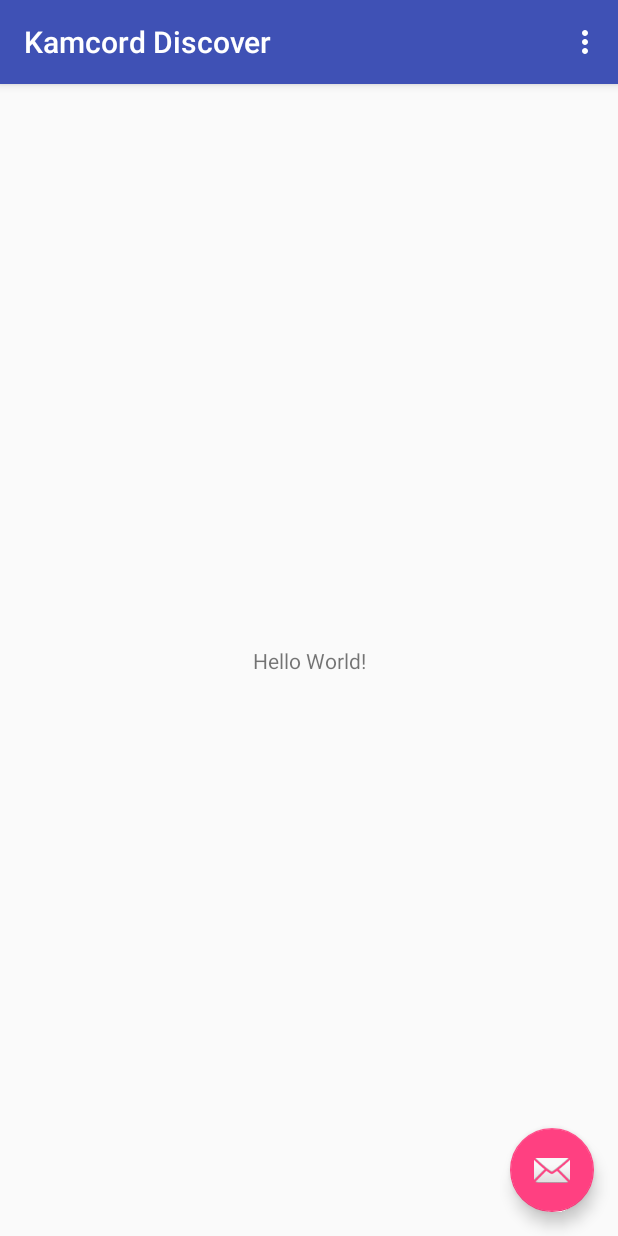
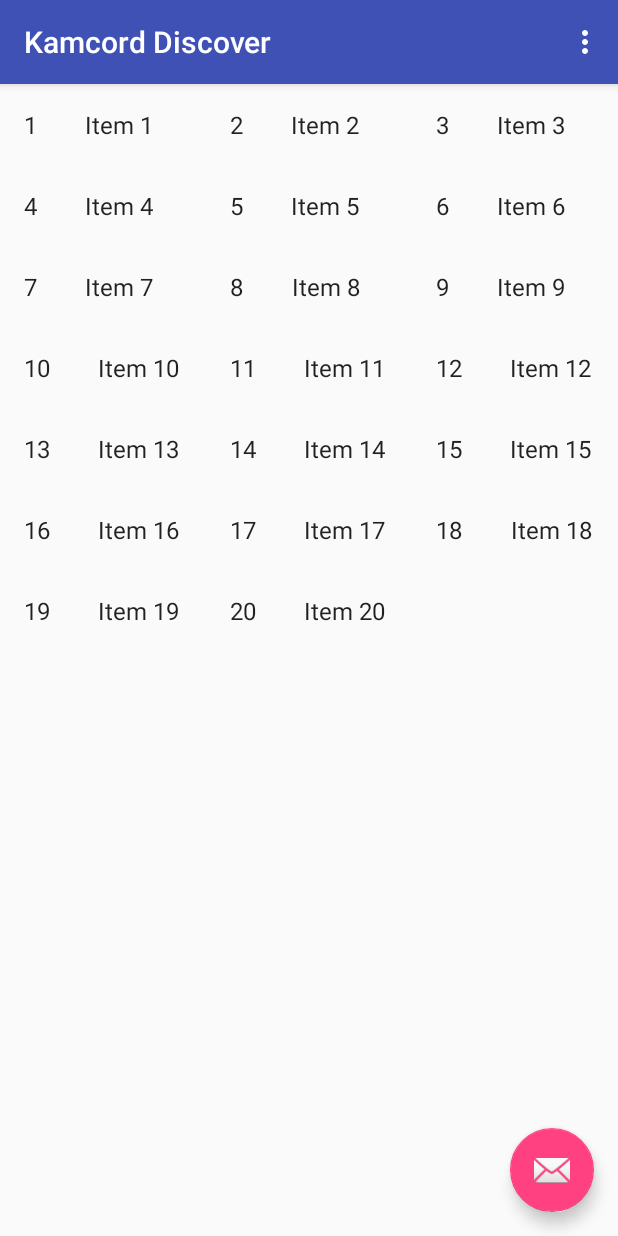
Before and after one commit to yashketkar/kamcord, an Android app: the screen it shows after launch (MainActivity), on a phone screen of 412 x 824 dp. Run offline under Robolectric (Android 15) with nearby library versions, the phone set to English and light mode, and no system bars.

Commit message:
Add new fragment and update build.gradle

```diff
--- a/app/build.gradle
+++ b/app/build.gradle
@@ -27,5 +27,7 @@ dependencies {
     compile 'com.android.support:appcompat-v7:25.3.1'
     compile 'com.android.support.constraint:constraint-layout:1.0.2'
     compile 'com.android.support:design:25.3.1'
+    compile 'com.android.support:support-v4:25.3.1'
+    compile 'com.android.support:recyclerview-v7:25.3.1'
     testCompile 'junit:junit:4.12'
 }
--- a/app/src/main/java/com/yashketkar/kamcorddiscover/MainActivity.java
+++ b/app/src/main/java/com/yashketkar/kamcorddiscover/MainActivity.java
@@ -9,7 +9,9 @@ import android.view.View;
 import android.view.Menu;
 import android.view.MenuItem;
 
-public class MainActivity extends AppCompatActivity {
+import com.yashketkar.kamcorddiscover.dummy.DummyContent;
+
+public class MainActivity extends AppCompatActivity implements ShotFragment.OnListFragmentInteractionListener{
 
     @Override
     protected void onCreate(Bundle savedInstanceState) {
@@ -49,4 +51,9 @@ public class MainActivity extends AppCompatActivity {
 
         return super.onOptionsItemSelected(item);
     }
+
+    @Override
+    public void onListFragmentInteraction(DummyContent.DummyItem item) {
+
+    }
 }
--- /dev/null
+++ b/app/src/main/java/com/yashketkar/kamcorddiscover/MyShotRecyclerViewAdapter.java
@@ -0,0 +1,77 @@
+package com.yashketkar.kamcorddiscover;
+
+import android.support.v7.widget.RecyclerView;
+import android.view.LayoutInflater;
+import android.view.View;
+import android.view.ViewGroup;
+import android.widget.TextView;
+
+import com.yashketkar.kamcorddiscover.ShotFragment.OnListFragmentInteractionListener;
+import com.yashketkar.kamcorddiscover.dummy.DummyContent.DummyItem;
+
+import java.util.List;
+
+/**
+ * {@link RecyclerView.Adapter} that can display a {@link DummyItem} and makes a call to the
+ * specified {@link OnListFragmentInteractionListener}.
+ * TODO: Replace the implementation with code for your data type.
+ */
+public class MyShotRecyclerViewAdapter extends RecyclerView.Adapter<MyShotRecyclerViewAdapter.ViewHolder> {
+
+    private final List<DummyItem> mValues;
+    private final OnListFragmentInteractionListener mListener;
+
+    public MyShotRecyclerViewAdapter(List<DummyItem> items, OnListFragmentInteractionListener listener) {
+        mValues = items;
+        mListener = listener;
+    }
+
+    @Override
+    public ViewHolder onCreateViewHolder(ViewGroup parent, int viewType) {
+        View view = LayoutInflater.from(parent.getContext())
+                .inflate(R.layout.fragment_shot, parent, false);
+        return new ViewHolder(view);
+    }
+
+    @Override
+    public void onBindViewHolder(final ViewHolder holder, int position) {
+        holder.mItem = mValues.get(position);
+        holder.mIdView.setText(mValues.get(position).id);
+        holder.mContentView.setText(mValues.get(position).content);
+
+        holder.mView.setOnClickListener(new View.OnClickListener() {
+            @Override
+            public void onClick(View v) {
+                if (null != mListener) {
+                    // Notify the active callbacks interface (the activity, if the
+                    // fragment is attached to one) that an item has been selected.
+                    mListener.onListFragmentInteraction(holder.mItem);
+                }
+            }
+        });
+    }
+
+    @Override
+    public int getItemCount() {
+        return mValues.size();
+    }
+
+    public class ViewHolder extends RecyclerView.ViewHolder {
+        public final View mView;
+        public final TextView mIdView;
+        public final TextView mContentView;
+        public DummyItem mItem;
+
+        public ViewHolder(View view) {
+            super(view);
+            mView = view;
+            mIdView = (TextView) view.findViewById(R.id.id);
+            mContentView = (TextView) view.findViewById(R.id.content);
+        }
+
+        @Override
+        public String toString() {
+            return super.toString() + " '" + mContentView.getText() + "'";
+        }
+    }
+}
--- /dev/null
+++ b/app/src/main/java/com/yashketkar/kamcorddiscover/ShotFragment.java
@@ -0,0 +1,111 @@
+package com.yashketkar.kamcorddiscover;
+
+import android.content.Context;
+import android.os.Bundle;
+import android.support.v4.app.Fragment;
+import android.support.v7.widget.GridLayoutManager;
+import android.support.v7.widget.LinearLayoutManager;
+import android.support.v7.widget.RecyclerView;
+import android.view.LayoutInflater;
+import android.view.View;
+import android.view.ViewGroup;
+
+import com.yashketkar.kamcorddiscover.dummy.DummyContent;
+import com.yashketkar.kamcorddiscover.dummy.DummyContent.DummyItem;
+
+import java.util.List;
+
+/**
+ * A fragment representing a list of Items.
+ * <p/>
+ * Activities containing this fragment MUST implement the {@link OnListFragmentInteractionListener}
+ * interface.
+ */
+public class ShotFragment extends Fragment {
+
+    // TODO: Customize parameter argument names
+//    private static final String ARG_COLUMN_COUNT = "column-count";
+    // TODO: Customize parameters
+//    private int mColumnCount = 3;
+    private OnListFragmentInteractionListener mListener;
+
+    /**
+     * Mandatory empty constructor for the fragment manager to instantiate the
+     * fragment (e.g. upon screen orientation changes).
+     */
+    public ShotFragment() {
+    }
+
+    // TODO: Customize parameter initialization
+    @SuppressWarnings("unused")
+    public static ShotFragment newInstance(int columnCount) {
+        ShotFragment fragment = new ShotFragment();
+        Bundle args = new Bundle();
+//        args.putInt(ARG_COLUMN_COUNT, columnCount);
+        fragment.setArguments(args);
+        return fragment;
+    }
+
+    @Override
+    public void onCreate(Bundle savedInstanceState) {
+        super.onCreate(savedInstanceState);
+
+        if (getArguments() != null) {
+//            mColumnCount = getArguments().getInt(ARG_COLUMN_COUNT);
+        }
+    }
+
+    @Override
+    public View onCreateView(LayoutInflater inflater, ViewGroup container,
+                             Bundle savedInstanceState) {
+        View view = inflater.inflate(R.layout.fragment_shot_list, container, false);
+
+        // Set the adapter
+        if (view instanceof RecyclerView) {
+            Context context = view.getContext();
+            RecyclerView recyclerView = (RecyclerView) view;
+            final int mColumnCount = getResources().getInteger(R.integer.shot_columns);
+            recyclerView.setLayoutManager(new GridLayoutManager(context, mColumnCount));
+//            if (mColumnCount <= 1) {
+//                recyclerView.setLayoutManager(new LinearLayoutManager(context));
+//            } else {
+//                recyclerView.setLayoutManager(new GridLayoutManager(context, mColumnCount));
+//            }
+            recyclerView.setAdapter(new MyShotRecyclerViewAdapter(DummyContent.ITEMS, mListener));
+        }
+        return view;
+    }
+
+
+    @Override
+    public void onAttach(Context context) {
+        super.onAttach(context);
+        if (context instanceof OnListFragmentInteractionListener) {
+            mListener = (OnListFragmentInteractionListener) context;
+        } else {
+            throw new RuntimeException(context.toString()
+                    + " must implement OnListFragmentInteractionListener");
+        }
+    }
+
+    @Override
+    public void onDetach() {
+        super.onDetach();
+        mListener = null;
+    }
+
+    /**
+     * This interface must be implemented by activities that contain this
+     * fragment to allow an interaction in this fragment to be communicated
+     * to the activity and potentially other fragments contained in that
+     * activity.
+     * <p/>
+     * See the Android Training lesson <a href=
+     * "http://developer.android.com/training/basics/fragments/communicating.html"
+     * >Communicating with Other Fragments</a> for more information.
+     */
+    public interface OnListFragmentInteractionListener {
+        // TODO: Update argument type and name
+        void onListFragmentInteraction(DummyItem item);
+    }
+}
--- /dev/null
+++ b/app/src/main/java/com/yashketkar/kamcorddiscover/dummy/DummyContent.java
@@ -0,0 +1,72 @@
+package com.yashketkar.kamcorddiscover.dummy;
+
+import java.util.ArrayList;
+import java.util.HashMap;
+import java.util.List;
+import java.util.Map;
+
+/**
+ * Helper class for providing sample content for user interfaces created by
+ * Android template wizards.
+ * <p>
+ * TODO: Replace all uses of this class before publishing your app.
+ */
+public class DummyContent {
+
+    /**
+     * An array of sample (dummy) items.
+     */
+    public static final List<DummyItem> ITEMS = new ArrayList<DummyItem>();
+
+    /**
+     * A map of sample (dummy) items, by ID.
+     */
+    public static final Map<String, DummyItem> ITEM_MAP = new HashMap<String, DummyItem>();
+
+    private static final int COUNT = 20;
+
+    static {
+        // Add some sample items.
+        for (int i = 1; i <= COUNT; i++) {
+            addItem(createDummyItem(i));
+        }
+    }
+
+    private static void addItem(DummyItem item) {
+        ITEMS.add(item);
+        ITEM_MAP.put(item.id, item);
+    }
+
+    private static DummyItem createDummyItem(int position) {
+        return new DummyItem(String.valueOf(position), "Item " + position, makeDetails(position));
+    }
+
+    private static String makeDetails(int position) {
+        StringBuilder builder = new StringBuilder();
+        builder.append("Details about Item: ").append(position);
+        for (int i = 0; i < position; i++) {
+            builder.append("\nMore details information here.");
+        }
+        return builder.toString();
+    }
+
+    /**
+     * A dummy item representing a piece of content.
+     */
+    public static class DummyItem {
+        public final String id;
+        public final String content;
+        public final String details;
+
+        public DummyItem(String id, String content, String details) {
+            this.id = id;
+            this.content = content;
+            this.details = details;
+        }
+
+        @Override
+        public String toString() {
+            return content;
+        }
+    }
+}
--- a/app/src/main/res/layout/content_main.xml
+++ b/app/src/main/res/layout/content_main.xml
@@ -2,7 +2,7 @@
     xmlns:app="http://schemas.android.com/apk/res-auto"
     xmlns:tools="http://schemas.android.com/tools"
     android:id="@+id/fragment"
-    android:name="com.yashketkar.kamcorddiscover.MainActivityFragment"
+    android:name="com.yashketkar.kamcorddiscover.ShotFragment"
     android:layout_width="match_parent"
     android:layout_height="match_parent"
     app:layout_behavior="@string/appbar_scrolling_view_behavior"
--- /dev/null
+++ b/app/src/main/res/layout/fragment_shot.xml
@@ -0,0 +1,20 @@
+<?xml version="1.0" encoding="utf-8"?>
+<LinearLayout xmlns:android="http://schemas.android.com/apk/res/android"
+    android:layout_width="wrap_content"
+    android:layout_height="wrap_content"
+    android:orientation="horizontal">
+
+    <TextView
+        android:id="@+id/id"
+        android:layout_width="wrap_content"
+        android:layout_height="wrap_content"
+        android:layout_margin="@dimen/text_margin"
+        android:textAppearance="?attr/textAppearanceListItem" />
+
+    <TextView
+        android:id="@+id/content"
+        android:layout_width="wrap_content"
+        android:layout_height="wrap_content"
+        android:layout_margin="@dimen/text_margin"
+        android:textAppearance="?attr/textAppearanceListItem" />
+</LinearLayout>
--- /dev/null
+++ b/app/src/main/res/layout/fragment_shot_list.xml
@@ -0,0 +1,13 @@
+<?xml version="1.0" encoding="utf-8"?>
+<android.support.v7.widget.RecyclerView xmlns:android="http://schemas.android.com/apk/res/android"
+    xmlns:app="http://schemas.android.com/apk/res-auto"
+    xmlns:tools="http://schemas.android.com/tools"
+    android:id="@+id/list"
+    android:name="com.yashketkar.kamcorddiscover.ShotFragment"
+    android:layout_width="match_parent"
+    android:layout_height="match_parent"
+    android:layout_marginLeft="16dp"
+    android:layout_marginRight="16dp"
+    app:layoutManager="LinearLayoutManager"
+    tools:context="com.yashketkar.kamcorddiscover.ShotFragment"
+    tools:listitem="@layout/fragment_shot" />
--- /dev/null
+++ b/app/src/main/res/values-sw600dp/dimens.xml
@@ -0,0 +1,4 @@
+<?xml version="1.0" encoding="utf-8"?>
+<resources>
+    <integer name="shot_columns">5</integer>
+</resources>
--- a/app/src/main/res/values/dimens.xml
+++ b/app/src/main/res/values/dimens.xml
@@ -1,3 +1,5 @@
 <resources>
     <dimen name="fab_margin">16dp</dimen>
+    <dimen name="text_margin">16dp</dimen>
+    <integer name="shot_columns">3</integer>
 </resources>
--- a/build.gradle
+++ b/build.gradle
@@ -5,7 +5,7 @@ buildscript {
         jcenter()
     }
     dependencies {
-        classpath 'com.android.tools.build:gradle:2.3.0'
+        classpath 'com.android.tools.build:gradle:2.3.1'
 
         // NOTE: Do not place your application dependencies here; they belong
         // in the individual module build.gradle files
```
